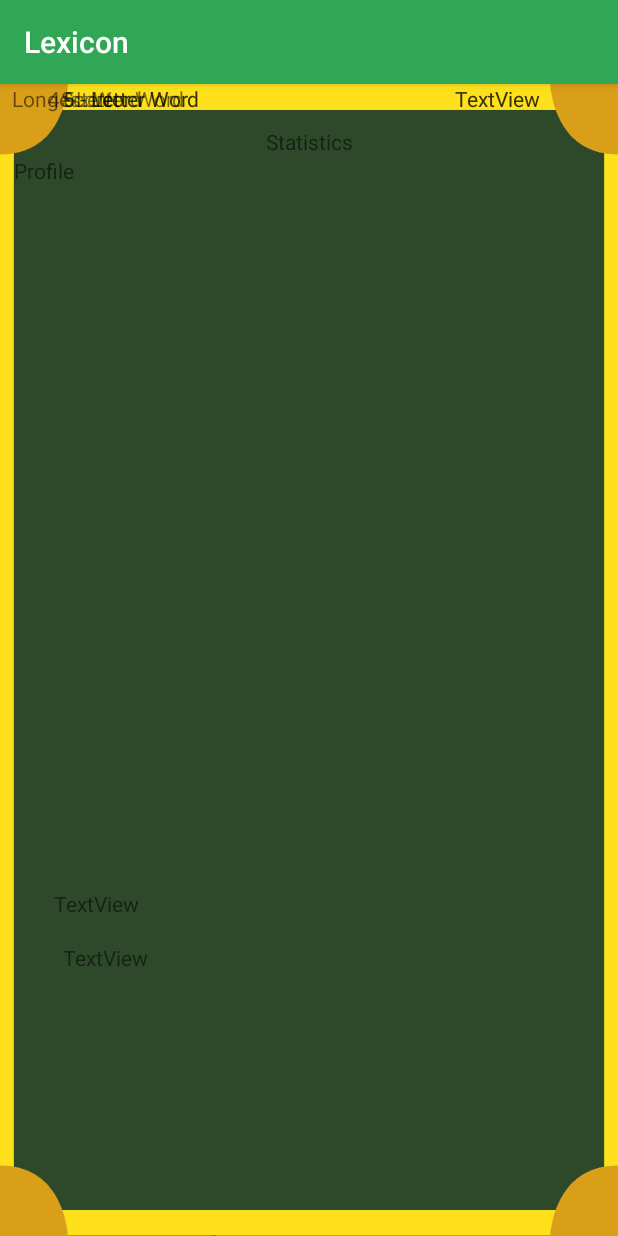
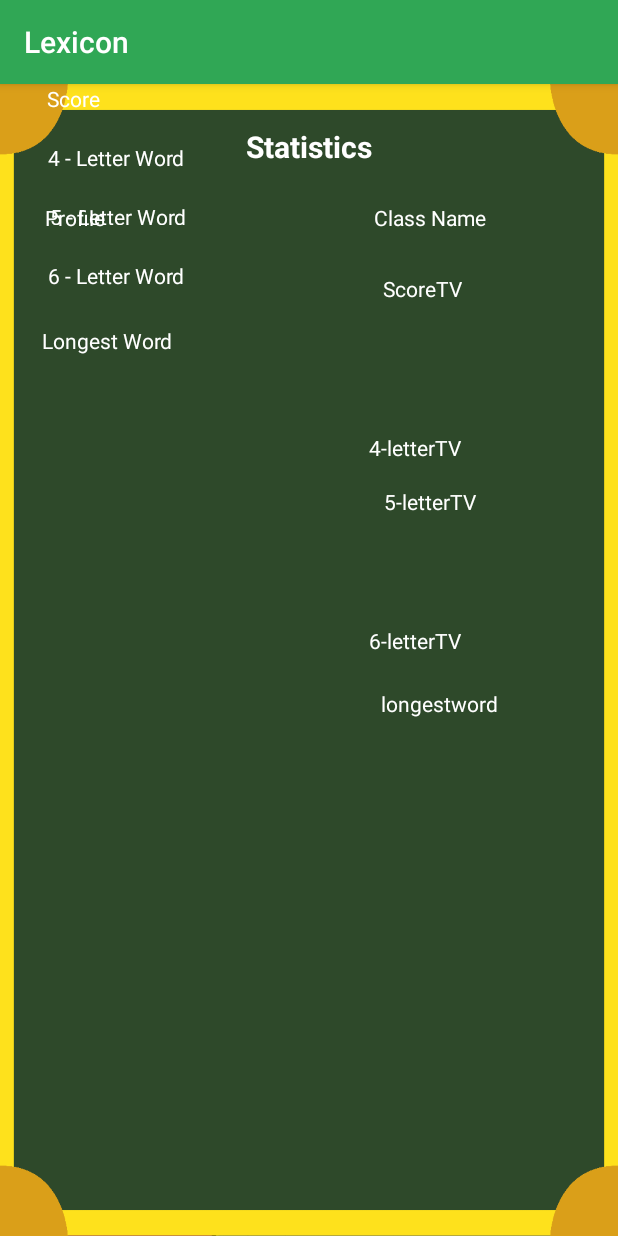
Before and after one commit to Nicdomo/Lexicon, an Android app: the ViewStatisticsActivity screen opened directly, with no data from a screen before it, on a phone screen of 412 x 824 dp. Run offline under Robolectric (Android 15) with nearby library versions, the phone set to English and light mode, and no system bars.

Commit message:
made font color to white

```diff
--- a/app/src/main/res/layout/activity_leaderboard.xml
+++ b/app/src/main/res/layout/activity_leaderboard.xml
@@ -15,6 +15,9 @@
         android:layout_marginStart="8dp"
         android:layout_marginTop="8dp"
         android:text="Leaderboard"
+        android:textColor="#FFFFFF"
+        android:textSize="20dp"
+        android:textStyle="bold"
         app:layout_constraintBottom_toTopOf="@+id/recyclerView"
         app:layout_constraintEnd_toEndOf="parent"
         app:layout_constraintStart_toStartOf="parent"
--- a/app/src/main/res/layout/activity_view_statistics.xml
+++ b/app/src/main/res/layout/activity_view_statistics.xml
@@ -16,6 +16,9 @@
         android:layout_marginStart="8dp"
         android:layout_marginTop="8dp"
         android:text="Statistics"
+        android:textColor="#FFFFFF"
+        android:textSize="20dp"
+        android:textStyle="bold"
         app:layout_constraintBottom_toBottomOf="parent"
         app:layout_constraintEnd_toEndOf="parent"
         app:layout_constraintStart_toStartOf="parent"
@@ -25,12 +28,14 @@
     <TextView
         android:id="@+id/profileTV"
         android:layout_width="56dp"
-        android:layout_height="26dp"
+        android:layout_height="20dp"
         android:layout_marginEnd="8dp"
         android:layout_marginStart="8dp"
+        android:layout_marginTop="24dp"
         android:text="Profile"
+        android:textColor="#FFFFFF"
         app:layout_constraintEnd_toEndOf="parent"
-        app:layout_constraintHorizontal_bias="0.003"
+        app:layout_constraintHorizontal_bias="0.064"
         app:layout_constraintStart_toStartOf="parent"
         app:layout_constraintTop_toBottomOf="@+id/statisticsTV" />
 
@@ -38,10 +43,15 @@
         android:id="@+id/longestTV"
         android:layout_width="wrap_content"
         android:layout_height="wrap_content"
-        android:layout_marginStart="8dp"
+        android:layout_marginEnd="8dp"
+        android:layout_marginStart="28dp"
+        android:layout_marginTop="24dp"
         android:text="Longest Word"
+        android:textColor="#FFFFFF"
+        app:layout_constraintEnd_toStartOf="@+id/longestword"
+        app:layout_constraintHorizontal_bias="0.0"
         app:layout_constraintStart_toStartOf="parent"
-        tools:layout_editor_absoluteY="90dp" />
+        app:layout_constraintTop_toBottomOf="@+id/sixletterwordTV" />
 
     <TextView
         android:id="@+id/scoreTV"
@@ -50,18 +60,22 @@
         android:layout_marginEnd="8dp"
         android:layout_marginStart="8dp"
         android:text="Score"
-        app:layout_constraintEnd_toEndOf="parent"
-        app:layout_constraintHorizontal_bias="0.09"
+        android:textColor="#FFFFFF"
+        app:layout_constraintEnd_toStartOf="@+id/score"
+        app:layout_constraintHorizontal_bias="0.115"
         app:layout_constraintStart_toStartOf="parent"
-        tools:layout_editor_absoluteY="353dp" />
+        tools:layout_editor_absoluteY="120dp" />
 
     <TextView
         android:id="@+id/score"
         android:layout_width="wrap_content"
         android:layout_height="wrap_content"
-        android:layout_marginEnd="52dp"
-        android:text="TextView"
-        app:layout_constraintEnd_toEndOf="parent" />
+        android:layout_marginEnd="104dp"
+        android:layout_marginTop="28dp"
+        android:text="ScoreTV"
+        android:textColor="#FFFFFF"
+        app:layout_constraintEnd_toEndOf="parent"
+        app:layout_constraintTop_toBottomOf="@+id/classnameTV" />
 
     <TextView
         android:id="@+id/fourletterwordTV"
@@ -69,31 +83,38 @@
         android:layout_height="wrap_content"
         android:layout_marginEnd="8dp"
         android:layout_marginStart="8dp"
+        android:layout_marginTop="20dp"
         android:text="4 - Letter Word"
-        app:layout_constraintEnd_toEndOf="parent"
-        app:layout_constraintHorizontal_bias="0.079"
+        android:textColor="#FFFFFF"
+        app:layout_constraintEnd_toStartOf="@+id/fourletterword"
+        app:layout_constraintHorizontal_bias="0.172"
         app:layout_constraintStart_toStartOf="parent"
-        tools:layout_editor_absoluteY="161dp" />
+        app:layout_constraintTop_toBottomOf="@+id/scoreTV" />
 
     <TextView
         android:id="@+id/fiveletterwordTV"
         android:layout_width="wrap_content"
-        android:layout_height="wrap_content"
+        android:layout_height="15dp"
         android:layout_marginEnd="8dp"
         android:layout_marginStart="8dp"
+        android:layout_marginTop="20dp"
         android:text="5 - Letter Word"
-        app:layout_constraintEnd_toEndOf="parent"
-        app:layout_constraintHorizontal_bias="0.111"
+        android:textColor="#FFFFFF"
+        app:layout_constraintEnd_toStartOf="@+id/fiveletterWord"
+        app:layout_constraintHorizontal_bias="0.172"
         app:layout_constraintStart_toStartOf="parent"
-        tools:layout_editor_absoluteY="203dp" />
+        app:layout_constraintTop_toBottomOf="@+id/fourletterwordTV" />
 
     <TextView
         android:id="@+id/fiveletterWord"
-        android:layout_width="wrap_content"
-        android:layout_height="wrap_content"
-        android:layout_marginEnd="52dp"
-        android:text="TextView"
-        app:layout_constraintEnd_toEndOf="parent" />
+        android:layout_width="68dp"
+        android:layout_height="20dp"
+        android:layout_marginEnd="88dp"
+        android:layout_marginTop="16dp"
+        android:text="5-letterTV"
+        android:textColor="#FFFFFF"
+        app:layout_constraintEnd_toEndOf="parent"
+        app:layout_constraintTop_toBottomOf="@+id/fourletterword" />
 
     <TextView
         android:id="@+id/sixletterwordTV"
@@ -101,36 +122,68 @@
         android:layout_height="wrap_content"
         android:layout_marginEnd="8dp"
         android:layout_marginStart="8dp"
+        android:layout_marginTop="24dp"
         android:text="6 - Letter Word"
-        app:layout_constraintEnd_toEndOf="parent"
-        app:layout_constraintHorizontal_bias="0.111"
+        android:textColor="#FFFFFF"
+        app:layout_constraintEnd_toStartOf="@+id/sixletterword"
+        app:layout_constraintHorizontal_bias="0.172"
         app:layout_constraintStart_toStartOf="parent"
-        tools:layout_editor_absoluteY="246dp" />
+        app:layout_constraintTop_toBottomOf="@+id/fiveletterwordTV" />
 
     <TextView
-        android:id="@+id/eightLetterWord"
+        android:id="@+id/sixletterword"
+        android:layout_width="68dp"
+        android:layout_height="18dp"
+        android:layout_marginBottom="224dp"
+        android:layout_marginEnd="8dp"
+        android:layout_marginStart="8dp"
+        android:layout_marginTop="8dp"
+        android:text="6-letterTV"
+        android:textColor="#FFFFFF"
+        app:layout_constraintBottom_toBottomOf="parent"
+        app:layout_constraintEnd_toEndOf="parent"
+        app:layout_constraintHorizontal_bias="0.726"
+        app:layout_constraintStart_toStartOf="parent"
+        app:layout_constraintTop_toBottomOf="@+id/fiveletterWord"
+        app:layout_constraintVertical_bias="0.282" />
+
+    <TextView
+        android:id="@+id/fourletterword"
+        android:layout_width="66dp"
+        android:layout_height="20dp"
+        android:layout_marginBottom="296dp"
+        android:layout_marginEnd="8dp"
+        android:layout_marginStart="8dp"
+        android:layout_marginTop="8dp"
+        android:text="4-letterTV"
+        android:textColor="#FFFFFF"
+        app:layout_constraintBottom_toBottomOf="parent"
+        app:layout_constraintEnd_toEndOf="parent"
+        app:layout_constraintHorizontal_bias="0.721"
+        app:layout_constraintStart_toStartOf="parent"
+        app:layout_constraintTop_toBottomOf="@+id/score"
+        app:layout_constraintVertical_bias="0.265" />
+
+    <TextView
+        android:id="@+id/classnameTV"
         android:layout_width="wrap_content"
         android:layout_height="wrap_content"
-        android:layout_marginBottom="176dp"
-        android:layout_marginEnd="8dp"
-        android:layout_marginStart="8dp"
-        android:text="TextView"
-        app:layout_constraintBottom_toBottomOf="parent"
+        android:layout_marginEnd="88dp"
+        android:layout_marginTop="24dp"
+        android:text="Class Name"
+        android:textColor="#FFFFFF"
         app:layout_constraintEnd_toEndOf="parent"
-        app:layout_constraintHorizontal_bias="0.101"
-        app:layout_constraintStart_toStartOf="parent" />
+        app:layout_constraintTop_toBottomOf="@+id/statisticsTV" />
 
     <TextView
-        android:id="@+id/sevenLetterWord2"
-        android:layout_width="63dp"
-        android:layout_height="23dp"
-        android:layout_marginBottom="208dp"
-        android:layout_marginEnd="8dp"
-        android:layout_marginStart="8dp"
-        android:text="TextView"
-        app:layout_constraintBottom_toBottomOf="parent"
+        android:id="@+id/longestword"
+        android:layout_width="wrap_content"
+        android:layout_height="wrap_content"
+        android:layout_marginEnd="80dp"
+        android:layout_marginTop="24dp"
+        android:text="longestword"
+        android:textColor="#FFFFFF"
         app:layout_constraintEnd_toEndOf="parent"
-        app:layout_constraintHorizontal_bias="0.085"
-        app:layout_constraintStart_toStartOf="parent" />
+        app:layout_constraintTop_toBottomOf="@+id/sixletterword" />
 
 </android.support.constraint.ConstraintLayout>
--- a/app/src/main/res/layout/dialog_create.xml
+++ b/app/src/main/res/layout/dialog_create.xml
@@ -17,6 +17,8 @@
         android:ems="10"
         android:inputType="textPersonName"
         android:text="@string/editTextName"
+        android:textColor="#FFFFFF"
+        android:backgroundTint="@android:color/white"
         app:layout_constraintEnd_toEndOf="parent"
         app:layout_constraintHorizontal_bias="0.505"
         app:layout_constraintStart_toStartOf="parent"
--- a/app/src/main/res/layout/profile_item_layout.xml
+++ b/app/src/main/res/layout/profile_item_layout.xml
@@ -15,27 +15,13 @@
         android:layout_height="wrap_content"
         android:layout_marginEnd="8dp"
         android:layout_marginStart="8dp"
-        android:layout_marginTop="16dp"
+        android:layout_marginTop="8dp"
         android:text="Profile Name"
+        android:textColor="#FFFFFF"
         app:layout_constraintEnd_toEndOf="parent"
-        app:layout_constraintHorizontal_bias="0.024"
+        app:layout_constraintHorizontal_bias="0.027"
         app:layout_constraintStart_toStartOf="parent"
         app:layout_constraintTop_toTopOf="parent" />
-
-    <TextView
-        android:id="@+id/scoreTV"
-        android:layout_width="wrap_content"
-        android:layout_height="16dp"
-        android:layout_marginBottom="8dp"
-        android:layout_marginEnd="8dp"
-        android:layout_marginStart="508dp"
-        android:layout_marginTop="28dp"
-        android:text="Score"
-        app:layout_constraintBottom_toBottomOf="parent"
-        app:layout_constraintEnd_toEndOf="parent"
-        app:layout_constraintStart_toStartOf="parent"
-        app:layout_constraintTop_toTopOf="parent"
-        app:layout_constraintVertical_bias="0.043" />
 
     <TextView
         android:id="@+id/classTV"
@@ -46,6 +32,7 @@
         android:layout_marginStart="8dp"
         android:layout_marginTop="8dp"
         android:text="Class"
+        android:textColor="#FFFFFF"
         app:layout_constraintBottom_toBottomOf="parent"
         app:layout_constraintEnd_toEndOf="parent"
         app:layout_constraintHorizontal_bias="0.022"
@@ -53,4 +40,22 @@
         app:layout_constraintTop_toBottomOf="@+id/profileTV"
         app:layout_constraintVertical_bias="0.384" />
 
+    <TextView
+        android:id="@+id/scoreTV"
+        android:layout_width="wrap_content"
+        android:layout_height="wrap_content"
+        android:layout_marginBottom="8dp"
+        android:layout_marginEnd="8dp"
+        android:layout_marginStart="8dp"
+        android:layout_marginTop="8dp"
+        android:text="Score"
+        android:textColor="#FFFFFF"
+        android:textSize="16dp"
+        app:layout_constraintBottom_toBottomOf="parent"
+        app:layout_constraintEnd_toEndOf="parent"
+        app:layout_constraintHorizontal_bias="0.975"
+        app:layout_constraintStart_toStartOf="parent"
+        app:layout_constraintTop_toTopOf="parent"
+        app:layout_constraintVertical_bias="0.481" />
+
 </android.support.constraint.ConstraintLayout>
```
